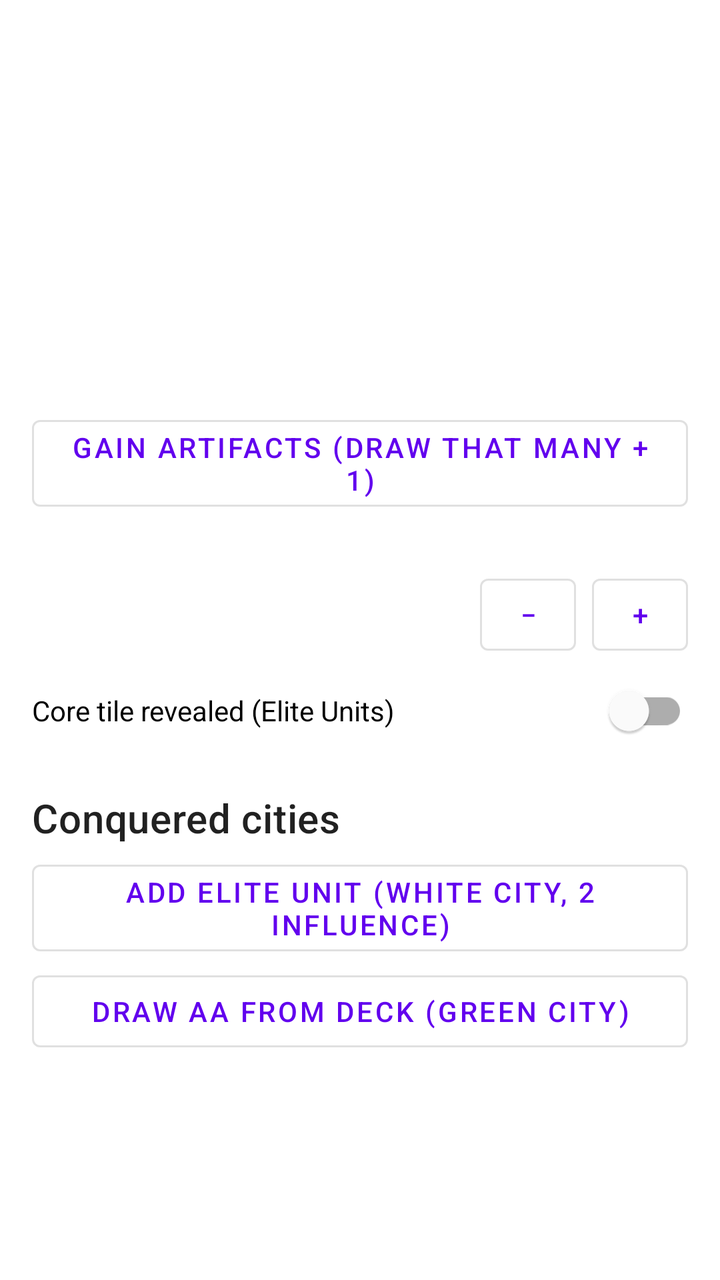
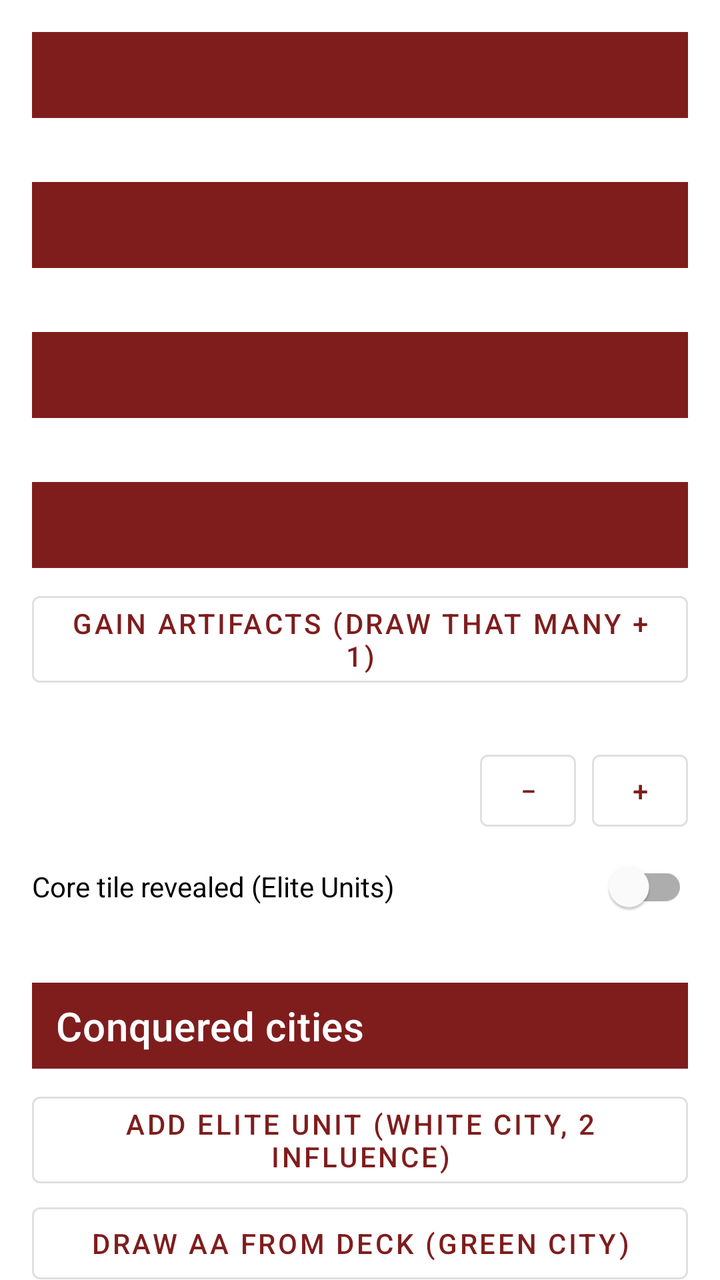

Screens rendered from an Android XML layout before and after an edit, with the pre-edit source and the edit as a unified diff.
<!-- AndroidManifest.xml: application theme Theme.MageKnightCompa -->
<!-- res/layout/fragment_offers.xml -->
<?xml version="1.0" encoding="utf-8"?>
<androidx.core.widget.NestedScrollView xmlns:android="http://schemas.android.com/apk/res/android"
    xmlns:app="http://schemas.android.com/apk/res-auto"
    android:layout_width="match_parent"
    android:layout_height="match_parent">

    <LinearLayout
        android:layout_width="match_parent"
        android:layout_height="wrap_content"
        android:orientation="vertical"
        android:padding="16dp">

        <TextView
            android:id="@+id/aaHeader"
            style="@style/OfferHeader"
            android:layout_width="match_parent"
            android:layout_height="wrap_content" />

        <androidx.recyclerview.widget.RecyclerView
            android:id="@+id/aaList"
            android:layout_width="match_parent"
            android:layout_height="wrap_content"
            android:nestedScrollingEnabled="false"
            app:layoutManager="LinearLayoutManager" />

        <TextView
            android:id="@+id/spellHeader"
            style="@style/OfferHeader"
            android:layout_width="match_parent"
            android:layout_height="wrap_content" />

        <androidx.recyclerview.widget.RecyclerView
            android:id="@+id/spellList"
            android:layout_width="match_parent"
            android:layout_height="wrap_content"
            android:nestedScrollingEnabled="false"
            app:layoutManager="LinearLayoutManager" />

        <TextView
            android:id="@+id/unitHeader"
            style="@style/OfferHeader"
            android:layout_width="match_parent"
            android:layout_height="wrap_content" />

        <androidx.recyclerview.widget.RecyclerView
            android:id="@+id/unitList"
            android:layout_width="match_parent"
            android:layout_height="wrap_content"
            android:nestedScrollingEnabled="false"
            app:layoutManager="LinearLayoutManager" />

        <TextView
            android:id="@+id/artifactHeader"
            style="@style/OfferHeader"
            android:layout_width="match_parent"
            android:layout_height="wrap_content" />

        <Button
            android:id="@+id/gainArtifact"
            style="@style/Widget.MaterialComponents.Button.OutlinedButton"
            android:layout_width="match_parent"
            android:layout_height="wrap_content"
            android:text="@string/gain_artifact" />

        <LinearLayout
            android:layout_width="match_parent"
            android:layout_height="wrap_content"
            android:layout_marginTop="24dp"
            android:gravity="center_vertical"
            android:orientation="horizontal">

            <TextView
                android:id="@+id/monasteriesText"
                android:layout_width="0dp"
                android:layout_height="wrap_content"
                android:layout_weight="1" />

            <Button
                android:id="@+id/monasteryMinus"
                style="@style/Widget.MaterialComponents.Button.OutlinedButton"
                android:layout_width="48dp"
                android:layout_height="wrap_content"
                android:insetLeft="0dp"
                android:insetRight="0dp"
                android:text="−" />

            <Button
                android:id="@+id/monasteryPlus"
                style="@style/Widget.MaterialComponents.Button.OutlinedButton"
                android:layout_width="48dp"
                android:layout_height="wrap_content"
                android:layout_marginStart="8dp"
                android:insetLeft="0dp"
                android:insetRight="0dp"
                android:text="+" />
        </LinearLayout>

        <com.google.android.material.switchmaterial.SwitchMaterial
            android:id="@+id/coreSwitch"
            android:layout_width="match_parent"
            android:layout_height="wrap_content"
            android:text="@string/core_tile_revealed" />

        <TextView
            style="@style/OfferHeader"
            android:layout_width="match_parent"
            android:layout_height="wrap_content"
            android:text="@string/conquered_cities" />

        <LinearLayout
            android:id="@+id/citySwitches"
            android:layout_width="match_parent"
            android:layout_height="wrap_content"
            android:orientation="vertical" />

        <Button
            android:id="@+id/addElite"
            style="@style/Widget.MaterialComponents.Button.OutlinedButton"
            android:layout_width="match_parent"
            android:layout_height="wrap_content"
            android:text="@string/add_elite_unit" />

        <Button
            android:id="@+id/drawAa"
            style="@style/Widget.MaterialComponents.Button.OutlinedButton"
            android:layout_width="match_parent"
            android:layout_height="wrap_content"
            android:text="@string/draw_aa_from_deck" />
    </LinearLayout>
</androidx.core.widget.NestedScrollView>
<!-- resources referenced by this layout -->
<resources>
  <string name="add_elite_unit">Add Elite Unit (White city, 2 Influence)</string>
  <string name="conquered_cities">Conquered cities</string>
  <string name="core_tile_revealed">Core tile revealed (Elite Units)</string>
  <string name="draw_aa_from_deck">Draw AA from deck (Green city)</string>
  <string name="gain_artifact">Gain Artifacts (draw that many + 1)</string>
  <style name="OfferHeader">
          <item name="android:layout_marginTop">16dp</item>
          <item name="android:layout_marginBottom">4dp</item>
          <item name="android:textAppearance">?attr/textAppearanceHeadline6</item>
      </style>
  <style name="Theme.MageKnightCompa" parent="Theme.MaterialComponents.DayNight.DarkActionBar">
          
          <item name="colorPrimary">@color/purple_500</item>
          <item name="colorPrimaryVariant">@color/purple_700</item>
          <item name="colorOnPrimary">@color/white</item>
          
          <item name="colorSecondary">@color/teal_200</item>
          <item name="colorSecondaryVariant">@color/teal_700</item>
          <item name="colorOnSecondary">@color/black</item>
          
          <item name="android:statusBarColor" tools:targetApi="l">?attr/colorPrimaryVariant</item>
          
      </style>
  <color name="purple_500">#FF6200EE</color>
  <color name="purple_700">#FF3700B3</color>
  <color name="white">#FFFFFFFF</color>
  <color name="teal_200">#FF03DAC5</color>
  <color name="teal_700">#FF018786</color>
  <color name="black">#FF000000</color>
</resources>

<!-- the commit's change to res/layout/fragment_offers.xml (unified diff, before → after) -->
@@ -12,9 +12,10 @@
 
         <TextView
             android:id="@+id/aaHeader"
-            style="@style/OfferHeader"
+            style="@style/SectionHeader"
             android:layout_width="match_parent"
-            android:layout_height="wrap_content" />
+            android:layout_height="wrap_content"
+            android:layout_marginTop="0dp" />
 
         <androidx.recyclerview.widget.RecyclerView
             android:id="@+id/aaList"
@@ -25,7 +26,7 @@
 
         <TextView
             android:id="@+id/spellHeader"
-            style="@style/OfferHeader"
+            style="@style/SectionHeader"
             android:layout_width="match_parent"
             android:layout_height="wrap_content" />
 
@@ -38,7 +39,7 @@
 
         <TextView
             android:id="@+id/unitHeader"
-            style="@style/OfferHeader"
+            style="@style/SectionHeader"
             android:layout_width="match_parent"
             android:layout_height="wrap_content" />
 
@@ -51,7 +52,7 @@
 
         <TextView
             android:id="@+id/artifactHeader"
-            style="@style/OfferHeader"
+            style="@style/SectionHeader"
             android:layout_width="match_parent"
             android:layout_height="wrap_content" />
 
@@ -102,7 +103,7 @@
             android:text="@string/core_tile_revealed" />
 
         <TextView
-            style="@style/OfferHeader"
+            style="@style/SectionHeader"
             android:layout_width="match_parent"
             android:layout_height="wrap_content"
             android:text="@string/conquered_cities" />
<!-- resource entries referenced after the edit -->
@@ -5,29 +5,37 @@
   <string name="core_tile_revealed">Core tile revealed (Elite Units)</string>
   <string name="draw_aa_from_deck">Draw AA from deck (Green city)</string>
   <string name="gain_artifact">Gain Artifacts (draw that many + 1)</string>
+  <style name="SectionHeader" parent="OfferHeader">
+          <item name="android:layout_marginTop">24dp</item>
+          <item name="android:layout_marginBottom">8dp</item>
+          <item name="android:paddingHorizontal">12dp</item>
+          <item name="android:paddingVertical">8dp</item>
+          <item name="android:background">@color/crimson</item>
+          <item name="android:textColor">@color/white</item>
+      </style>
   <style name="OfferHeader">
           <item name="android:layout_marginTop">16dp</item>
           <item name="android:layout_marginBottom">4dp</item>
           <item name="android:textAppearance">?attr/textAppearanceHeadline6</item>
       </style>
+  <color name="crimson">#FF7F1D1D</color>
   <style name="Theme.MageKnightCompa" parent="Theme.MaterialComponents.DayNight.DarkActionBar">
           
-          <item name="colorPrimary">@color/purple_500</item>
-          <item name="colorPrimaryVariant">@color/purple_700</item>
+          <item name="colorPrimary">@color/crimson</item>
+          <item name="colorPrimaryVariant">@color/crimson_dark</item>
           <item name="colorOnPrimary">@color/white</item>
           
-          <item name="colorSecondary">@color/teal_200</item>
-          <item name="colorSecondaryVariant">@color/teal_700</item>
+          <item name="colorSecondary">@color/gold</item>
+          <item name="colorSecondaryVariant">@color/gold_dark</item>
           <item name="colorOnSecondary">@color/black</item>
           
           <item name="android:statusBarColor" tools:targetApi="l">?attr/colorPrimaryVariant</item>
           
       </style>
-  <color name="purple_500">#FF6200EE</color>
-  <color name="purple_700">#FF3700B3</color>
   <color name="white">#FFFFFFFF</color>
-  <color name="teal_200">#FF03DAC5</color>
-  <color name="teal_700">#FF018786</color>
+  <color name="crimson_dark">#FF5A1212</color>
+  <color name="gold">#FFD4A537</color>
+  <color name="gold_dark">#FFA67C1F</color>
   <color name="black">#FF000000</color>
 </resources>
 
